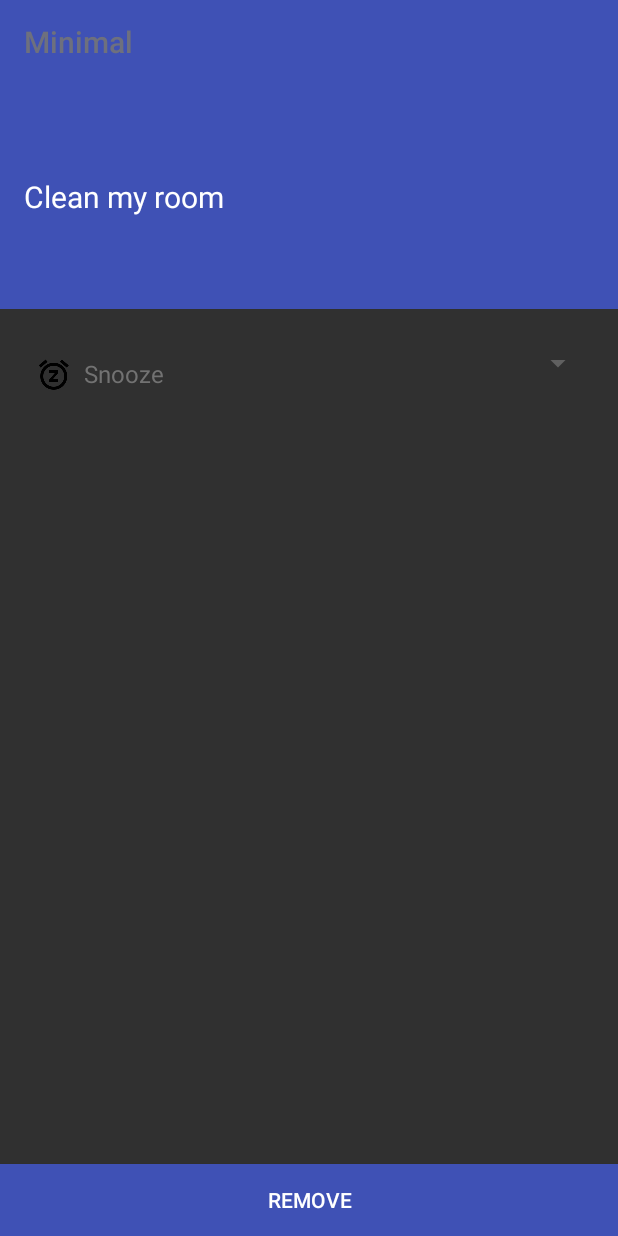
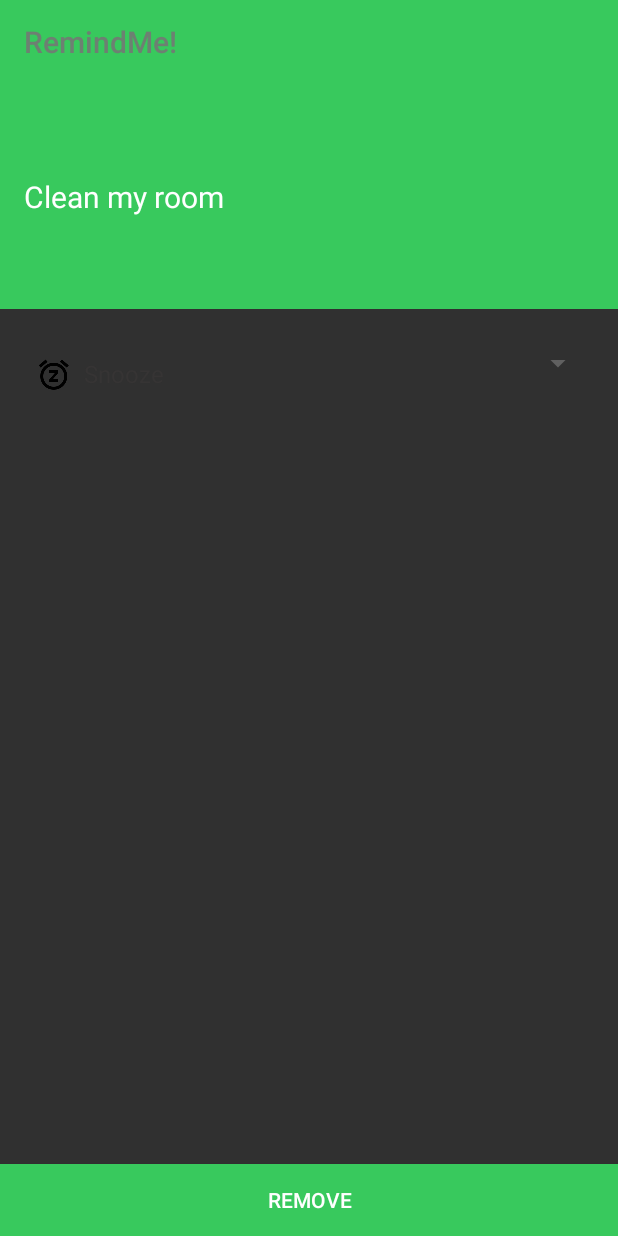
Before and after one commit to karuniawanekasakti/RemindMeApp, an Android app: the ReminderFragment screen opened directly, with no data from a screen before it, on a phone screen of 412 x 824 dp. Run offline under Robolectric (Android 15) with nearby library versions, the phone set to English and light mode, and no system bars; libraries missing offline, so code that uses them is left out: com.amulyakhare.textdrawable, fr.ganfra.materialspinner; plain views replace MaterialSpinner; 4 statements that could not run were skipped.

Commit message:
add splash,change base color

```diff
--- a/app/src/main/res/values/colors.xml
+++ b/app/src/main/res/values/colors.xml
@@ -6,13 +6,13 @@
     <color name="divider_color">#B6B6B6</color>
     <color name="light_primary_color">#FFCDD2</color>
 
-    <color name="primary">#3F51B5</color>
-    <color name="primary_dark">#303F9F</color>
-    <color name="primary_light">#C5CAE9</color>
-    <color name="accent">#03A9F4</color>
+    <color name="primary">#38c95d</color>
+    <color name="primary_dark">#308a47</color>
+    <color name="primary_light">#b6f0c2</color>
+    <color name="accent">#03f447</color>
     <!--<color name="accent">#FF9100</color>-->
-    <color name="primary_text">#212121</color>
-    <color name="secondary_text">#727272</color>
+    <color name="primary_text">#000000</color>
+    <color name="secondary_text">#363434</color>
     <color name="icons">#FFFFFF</color>
     <color name="divider">#B6B6B6</color>
 
--- a/app/src/main/res/values/strings.xml
+++ b/app/src/main/res/values/strings.xml
@@ -1,6 +1,6 @@
 <?xml version="1.0" encoding="utf-8"?>
 <resources>
-    <string name="app_name">Minimal</string>
+    <string name="app_name">RemindMe!</string>
     <string name="action_settings">Settings</string>
     <string name="no_to_dos">You don\'t have any todos</string>
     <string name="title">Title</string>
```
Also changed, not shown: app/src/main/AndroidManifest.xml (+7 -2 lines), app/src/main/java/com/example/avjindersinghsekhon/minimaltodo/Main/SplashActivity.java (added, +28 -0 lines), app/src/main/res/drawable-xhdpi/ic_splash.xml (added, +15 -0 lines), app/src/main/res/layout/activity_splash.xml (added, +10 -0 lines).
